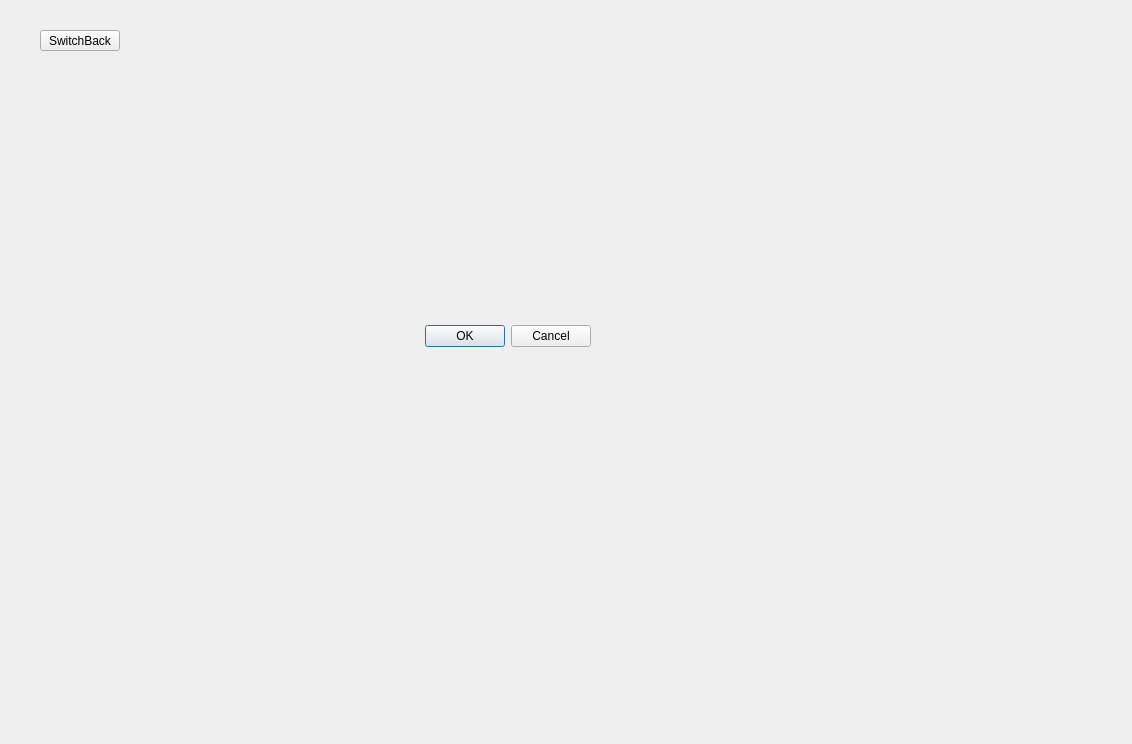
Above: Nayda/TheGame_GUI.ui from dsbabkov/Nayda before the change. Below: the same form after it.
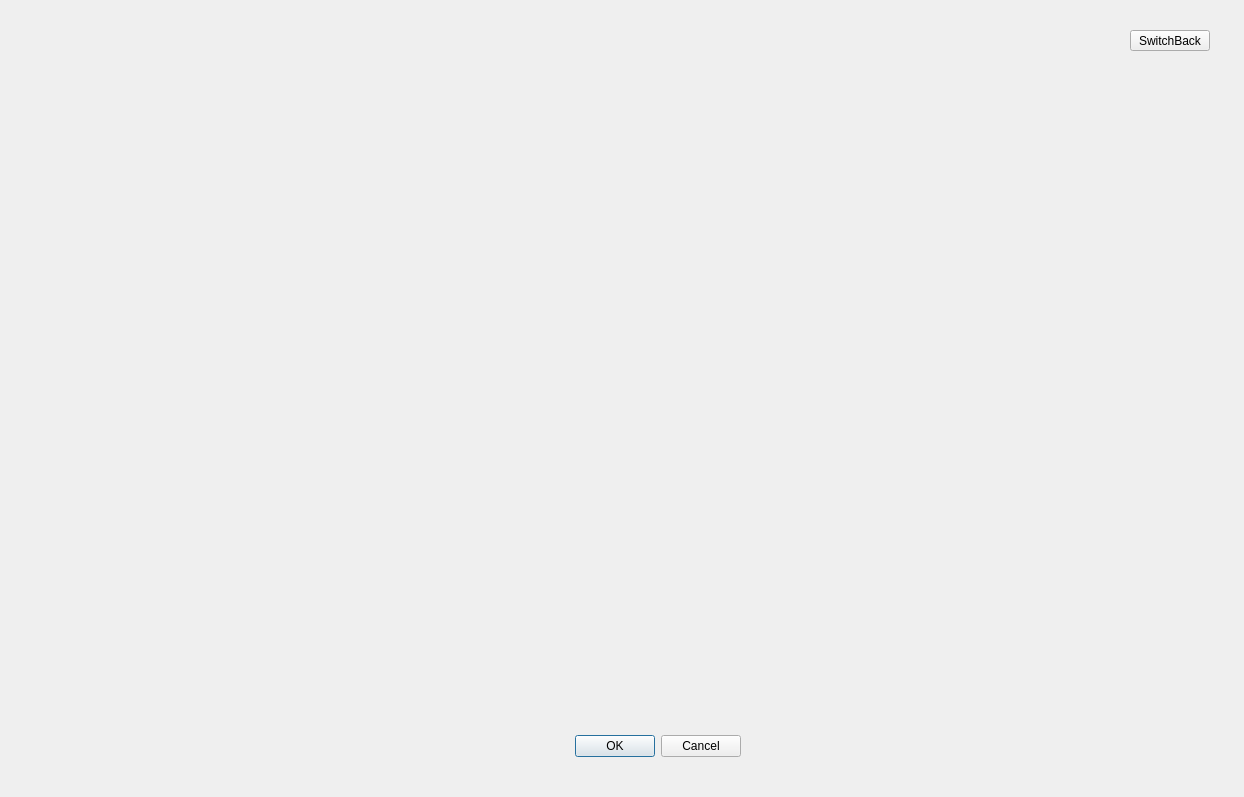
That is the form after the change.

The edit to the form file:
```diff
--- a/Nayda/TheGame_GUI.ui
+++ b/Nayda/TheGame_GUI.ui
@@ -6,8 +6,8 @@
    <rect>
     <x>0</x>
     <y>0</y>
-    <width>1132</width>
-    <height>744</height>
+    <width>1244</width>
+    <height>797</height>
    </rect>
   </property>
   <property name="windowTitle">
@@ -16,8 +16,8 @@
   <widget class="QDialogButtonBox" name="buttonBox">
    <property name="geometry">
     <rect>
-     <x>250</x>
-     <y>320</y>
+     <x>400</x>
+     <y>730</y>
      <width>341</width>
      <height>32</height>
     </rect>
@@ -32,7 +32,7 @@
   <widget class="QPushButton" name="pushButton">
    <property name="geometry">
     <rect>
-     <x>40</x>
+     <x>1130</x>
      <y>30</y>
      <width>80</width>
      <height>21</height>
```
